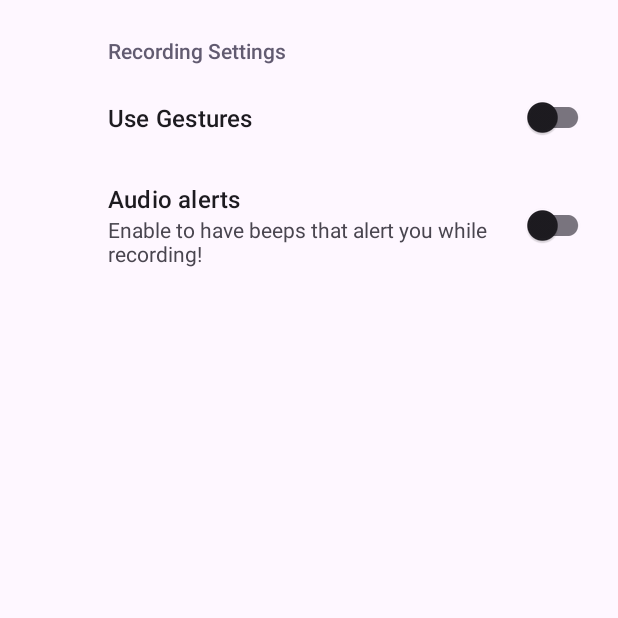
After one commit to kebora/Ishara, an Android app: the SettingsActivity screen opened directly, with no data from a screen before it, on a phone screen of 412 x 824 dp, the top half of it. The commit adds this screen. Run offline under Robolectric (Android 15) with nearby library versions, the phone set to English and light mode, and no system bars; our stand-ins replace androidx.preference.

Commit message:
feat: add settings

```diff
--- a/app/build.gradle
+++ b/app/build.gradle
@@ -29,11 +29,13 @@ android {
 }
 
 dependencies {
+    implementation "androidx.preference:preference-ktx:1.2.0"
 
     implementation 'androidx.appcompat:appcompat:1.7.0'
     implementation 'com.google.android.material:material:1.12.0'
     implementation 'androidx.constraintlayout:constraintlayout:2.1.4'
     implementation project(':openCV')
+    implementation 'androidx.preference:preference:1.2.1'
     testImplementation 'junit:junit:4.13.2'
     androidTestImplementation 'androidx.test.ext:junit:1.1.5'
     androidTestImplementation 'androidx.test.espresso:espresso-core:3.5.1'
--- /dev/null
+++ b/app/src/main/java/com/simiyudaniel/ishara2/SettingsActivity.java
@@ -0,0 +1,33 @@
+package com.simiyudaniel.ishara2;
+
+import android.os.Bundle;
+
+import androidx.appcompat.app.ActionBar;
+import androidx.appcompat.app.AppCompatActivity;
+import androidx.preference.PreferenceFragmentCompat;
+
+public class SettingsActivity extends AppCompatActivity {
+
+    @Override
+    protected void onCreate(Bundle savedInstanceState) {
+        super.onCreate(savedInstanceState);
+        setContentView(R.layout.settings_activity);
+        if (savedInstanceState == null) {
+            getSupportFragmentManager()
+                    .beginTransaction()
+                    .replace(R.id.settings, new SettingsFragment())
+                    .commit();
+        }
+        ActionBar actionBar = getSupportActionBar();
+        if (actionBar != null) {
+            actionBar.setDisplayHomeAsUpEnabled(true);
+        }
+    }
+
+    public static class SettingsFragment extends PreferenceFragmentCompat {
+        @Override
+        public void onCreatePreferences(Bundle savedInstanceState, String rootKey) {
+            setPreferencesFromResource(R.xml.root_preferences, rootKey);
+        }
+    }
+}
--- /dev/null
+++ b/app/src/main/res/layout/settings_activity.xml
@@ -0,0 +1,9 @@
+<LinearLayout xmlns:android="http://schemas.android.com/apk/res/android"
+    android:layout_width="match_parent"
+    android:layout_height="match_parent">
+
+    <FrameLayout
+        android:id="@+id/settings"
+        android:layout_width="match_parent"
+        android:layout_height="match_parent" />
+</LinearLayout>
--- a/app/src/main/res/values/strings.xml
+++ b/app/src/main/res/values/strings.xml
@@ -1,4 +1,5 @@
 <resources>
     <string name="app_name">Ishara</string>
     <string name="menu">A menu for the camera</string>
+    <string name="title_activity_settings">SettingsActivity</string>
 </resources>
--- /dev/null
+++ b/app/src/main/res/xml/root_preferences.xml
@@ -0,0 +1,21 @@
+<PreferenceScreen xmlns:app="http://schemas.android.com/apk/res-auto">
+
+
+
+    <PreferenceCategory app:title="Recording Settings">
+
+        <SwitchPreferenceCompat
+            app:key="gestures"
+            app:title="Use Gestures"
+
+            />
+
+        <SwitchPreferenceCompat
+            app:key="audio"
+            app:summaryOff="Enable to have beeps that alert you while recording!"
+            app:summaryOn="You are set to get beep alerts while video recording."
+            app:title="Audio alerts" />
+
+    </PreferenceCategory>
+
+</PreferenceScreen>
```
Also changed, not shown: app/src/main/AndroidManifest.xml (+20 -5 lines), app/src/main/java/com/simiyudaniel/ishara2/MainActivity.java (+42 -0 lines), app/src/main/res/values/arrays.xml (added, +15 -0 lines), app/src/main/res/xml/preferences.xml (added, +22 -0 lines).
